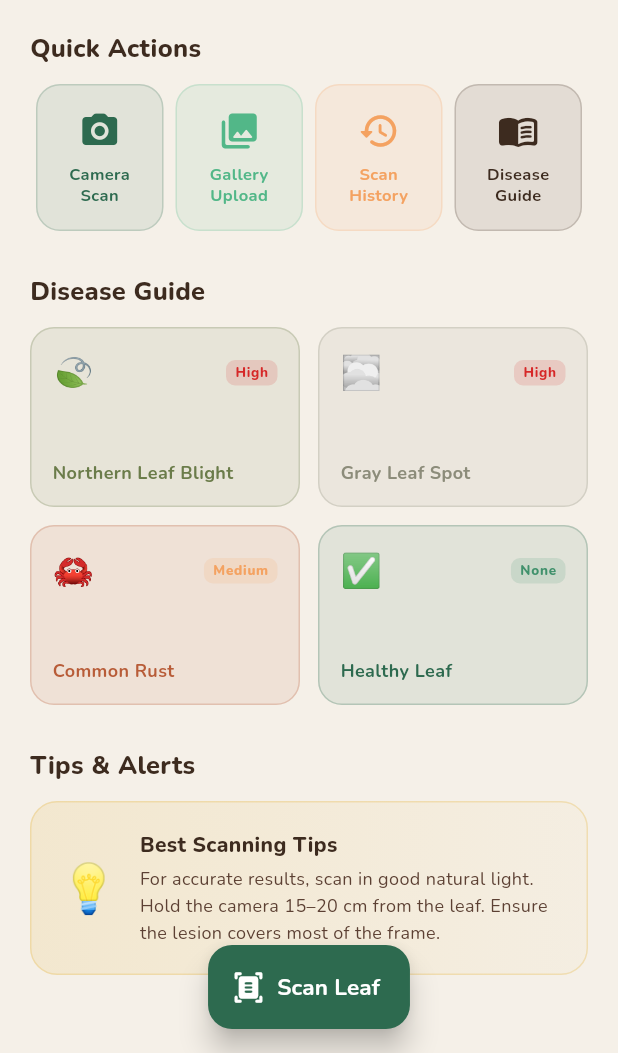
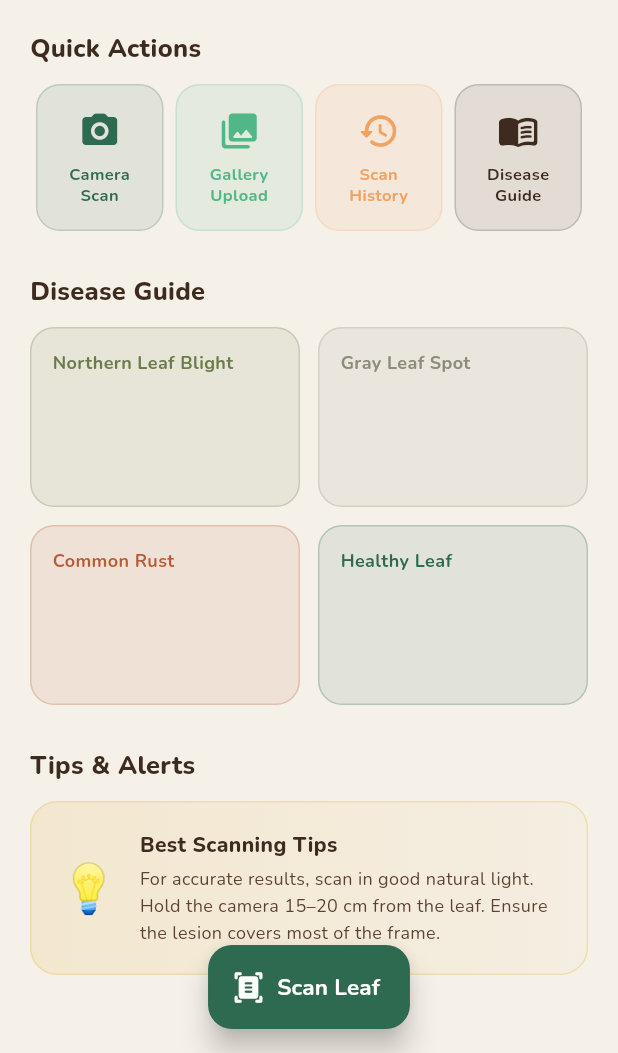
Before and after one commit to olitejendra/Maize-Leaf-Disease-Detection, a Flutter app: the HomeScreen screen opened by its route, scrolled down 138 dp, on a phone screen of 412 x 824 dp, the part 183-1236 px from its top. Run offline on Flutter 3.47's test engine with Material 3 defaults, Android fonts, the phone set to English and light mode, and no system bars; our stand-ins replace google_fonts, image_picker, shared_preferences, sqflite; accounts and stored records are empty.

Commit message:
Second Commit

```diff
--- a/lib/screens/home_screen.dart
+++ b/lib/screens/home_screen.dart
@@ -356,26 +356,26 @@ class _DiseaseGuideGrid extends StatelessWidget {
   final _diseases = const [
     {
       'name': 'Northern Leaf Blight',
-      'emoji': '🍃',
-      'severity': 'High',
+      // 'emoji': '🍃',
+      // 'severity': 'High',
       'color': 0xFF6B7C4A,
     },
     {
       'name': 'Gray Leaf Spot',
-      'emoji': '🌫️',
-      'severity': 'High',
+      // 'emoji': '🌫️',
+      // 'severity': 'High',
       'color': 0xFF8C8C7A,
     },
     {
       'name': 'Common Rust',
-      'emoji': '🦀',
-      'severity': 'Medium',
+      // 'emoji': '🦀',
+      // 'severity': 'Medium',
       'color': 0xFFB85C38,
     },
     {
       'name': 'Healthy Leaf',
-      'emoji': '✅',
-      'severity': 'None',
+      // 'emoji': '✅',
+      // 'severity': 'None',
       'color': 0xFF2D6A4F,
     },
   ];
@@ -411,16 +411,10 @@ class _DiseaseGuideGrid extends StatelessWidget {
               crossAxisAlignment: CrossAxisAlignment.start,
               mainAxisAlignment: MainAxisAlignment.spaceBetween,
               children: [
-                Row(
-                  mainAxisAlignment: MainAxisAlignment.spaceBetween,
-                  children: [
-                    Text(
-                      d['emoji'] as String,
-                      style: const TextStyle(fontSize: 22),
-                    ),
-                    _SeverityBadge(d['severity'] as String),
-                  ],
-                ),
+                // Align(
+                //   alignment: Alignment.centerRight,
+                //   child: _SeverityBadge(d['severity'] as String),
+                // ),
                 Text(
                   d['name'] as String,
                   style: TextStyle(
@@ -438,6 +432,7 @@ class _DiseaseGuideGrid extends StatelessWidget {
   }
 }
 
+// ignore: unused_element
 class _SeverityBadge extends StatelessWidget {
   final String severity;
   const _SeverityBadge(this.severity);
```
